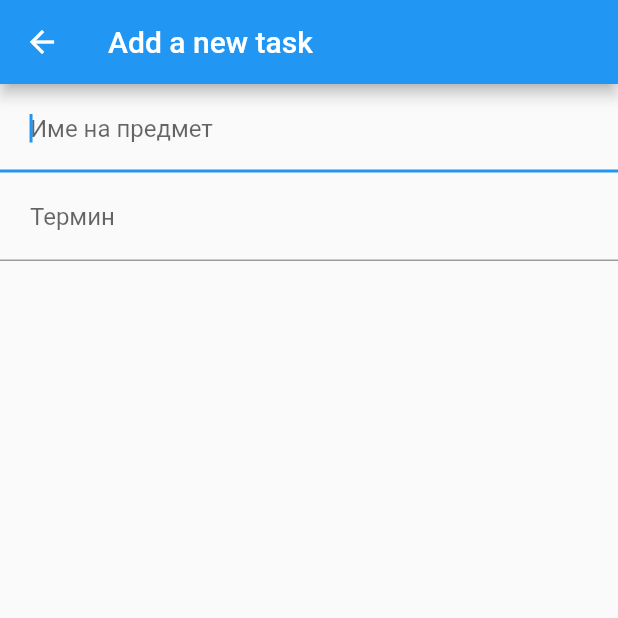
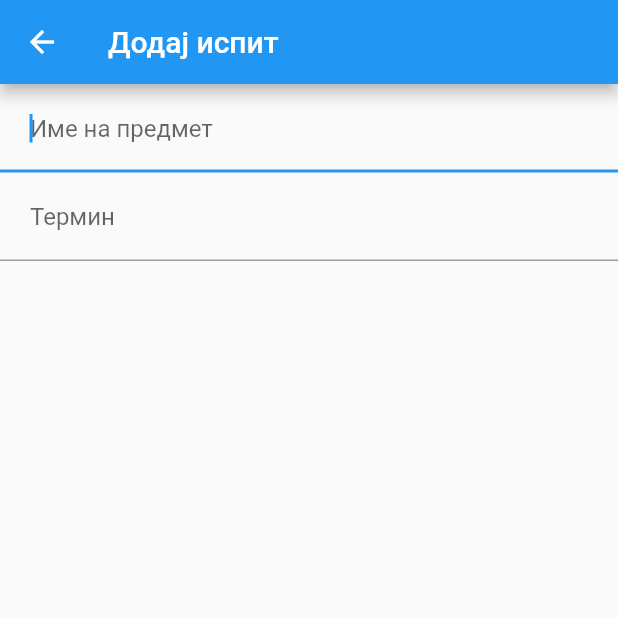
Before and after one commit to stoimenov00/lab3_mis, a Flutter app: the screen it shows after launch, after a tap on the "add" icon, on a phone screen of 412 x 824 dp, the top half of it. Run offline on Flutter 3.47's test engine with Material 2 defaults, Android fonts, the phone set to English and light mode, and no system bars.

Commit message:
Update main.dart

```diff
--- a/lib/main.dart
+++ b/lib/main.dart
@@ -102,7 +102,7 @@ class ExamDemoListState extends State<ExamList> {
   void newAddExamScreen() {
     Navigator.of(context).push(new MaterialPageRoute(builder: (context) {
       return new Scaffold(
-          appBar: new AppBar(title: new Text('Add a new task')),
+          appBar: new AppBar(title: new Text('Додај испит')),
           body: Column(
             children: [
               new TextField(
```
